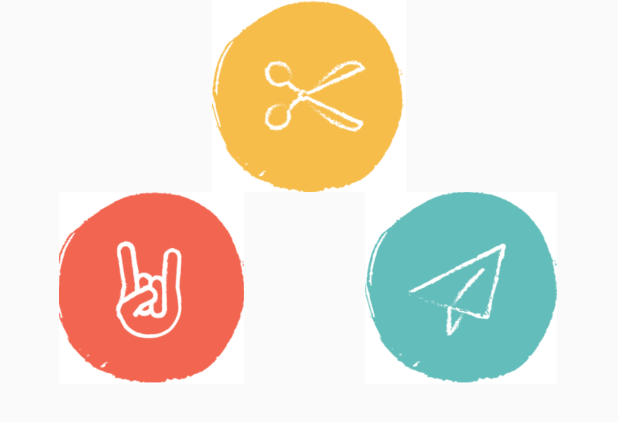
After one commit to brumax27/ProjetAndroid, an Android app: the layout fragment_symbols.xml on its own in the app's theme, with its tools: preview values and no code run, on a phone screen of 412 x 824 dp. The commit adds this screen. Shown: the top 422 px of the screen. Run offline under Robolectric (Android 15) with nearby library versions, the phone set to English and light mode, and no system bars.

Commit message:
Create symbol Fragment

```diff
--- a/app/build.gradle
+++ b/app/build.gradle
@@ -26,6 +26,7 @@ dependencies {
     implementation 'com.android.support:appcompat-v7:26.1.0'
     implementation 'com.android.support.constraint:constraint-layout:1.1.3'
     implementation 'com.android.support:support-v4:26.1.0'
+    implementation 'com.google.android.gms:play-services-plus:16.0.0'
     testImplementation 'junit:junit:4.12'
     androidTestImplementation 'com.android.support.test:runner:1.0.2'
     androidTestImplementation 'com.android.support.test.espresso:espresso-core:3.0.2'
--- a/app/src/main/AndroidManifest.xml
+++ b/app/src/main/AndroidManifest.xml
@@ -1,6 +1,9 @@
 <?xml version="1.0" encoding="utf-8"?>
 <manifest xmlns:android="http://schemas.android.com/apk/res/android"
     package="com.projet.android.jankenpon">
+
+    <!-- To access Google+ APIs: -->
+    <uses-permission android:name="android.permission.INTERNET" />
 
     <application
         android:allowBackup="true"
@@ -36,7 +39,7 @@
                 android:resource="@xml/tendency_widget_info" />
         </receiver>
 
-        <activity android:name=".activity.RandomFightActivity"></activity>
+        <activity android:name=".activity.RandomFightActivity" />
     </application>
 
 </manifest>
--- /dev/null
+++ b/app/src/main/res/layout/fragment_symbols.xml
@@ -0,0 +1,36 @@
+<?xml version="1.0" encoding="utf-8"?>
+<LinearLayout xmlns:android="http://schemas.android.com/apk/res/android"
+    xmlns:app="http://schemas.android.com/apk/res-auto"
+    xmlns:tools="http://schemas.android.com/tools"
+    android:layout_width="match_parent"
+    android:layout_height="match_parent"
+    android:orientation="vertical"
+    tools:context=".fragment.SymbolsFragment">
+
+    <ImageView
+        android:id="@+id/scissorsSym"
+        android:layout_width="match_parent"
+        android:layout_height="128dp"
+        android:src="@drawable/scissors" />
+
+    <LinearLayout
+        android:layout_width="match_parent"
+        android:layout_height="match_parent"
+        android:orientation="horizontal">
+
+        <ImageView
+            android:id="@+id/rockSym"
+            android:layout_width="wrap_content"
+            android:layout_height="128dp"
+            android:layout_weight="1"
+            android:src="@drawable/rock" />
+
+        <ImageView
+            android:id="@+id/paperSym"
+            android:layout_width="wrap_content"
+            android:layout_height="128dp"
+            android:layout_weight="1"
+            android:src="@drawable/paper" />
+
+    </LinearLayout>
+</LinearLayout>
```
Also changed, not shown: app/src/main/java/com/projet/android/jankenpon/activity/LoadingGameActivity.java (+59 -5 lines), app/src/main/java/com/projet/android/jankenpon/fragment/SymbolsFragment.java (added, +93 -0 lines), app/src/main/res/layout/activity_loading_game.xml (+17 -0 lines).
